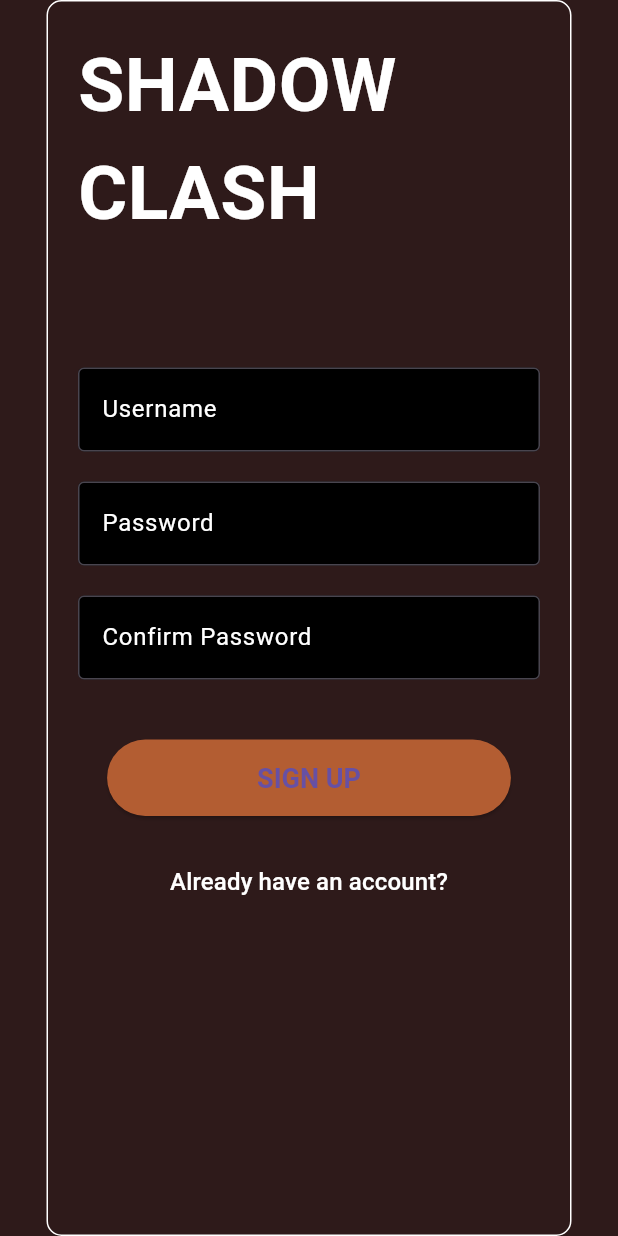
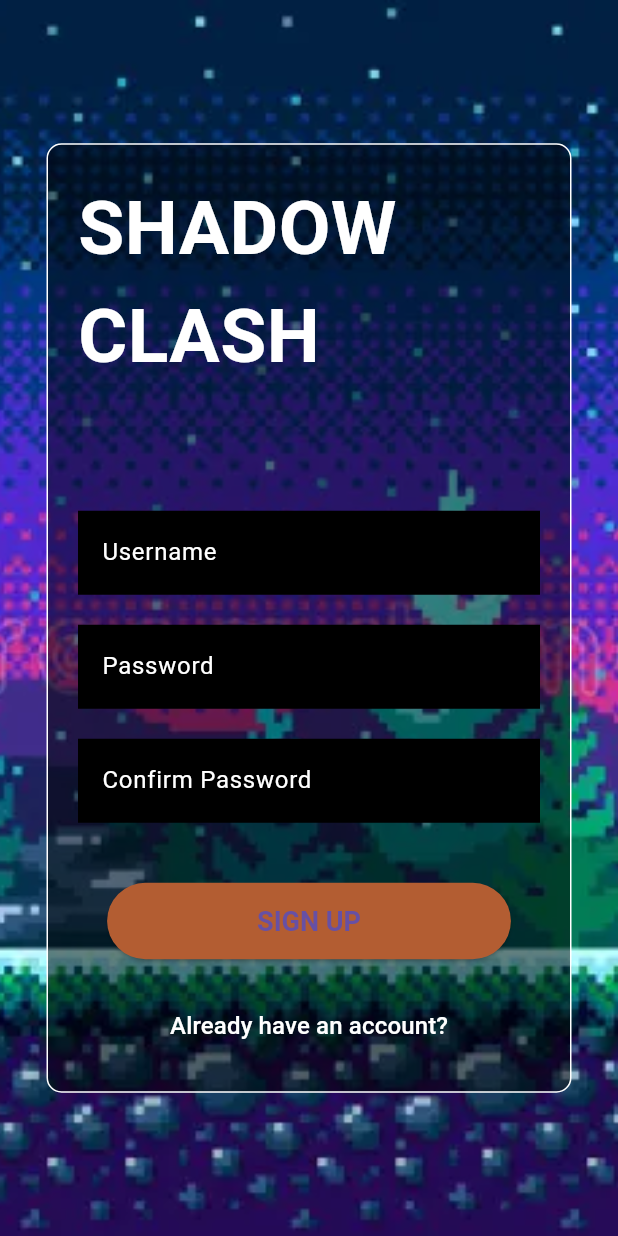
Before and after one commit to GinKun-project/Niraj-mobile-app, a Flutter app: the screen it shows after launch, after a tap on "Create an account", on a phone screen of 412 x 824 dp. Run offline on Flutter 3.47's test engine with Material 3 defaults, Android fonts, the phone set to English and light mode, and no system bars; missing offline and left inert: flame; Roboto replaces fonts that are missing (RobotoMono).

Commit message:
new commit

```diff
--- a/lib/main.dart
+++ b/lib/main.dart
@@ -1,7 +1,7 @@
 import 'package:flutter/material.dart';
 import 'package:shadow_clash/ui/login_screen.dart';
 import 'package:shadow_clash/ui/character_select_screen.dart';
-import 'package:shadow_clash/ui/sign_up_screen.dart'; // Import Character Select
+import 'package:shadow_clash/ui/sign_up_screen.dart';
 
 void main() {
   runApp(MyApp());
@@ -15,13 +15,11 @@ class MyApp extends StatelessWidget {
     return MaterialApp(
       title: 'Shadow Clash',
       theme: ThemeData(primarySwatch: Colors.red),
-      home: LoginScreen(), // Start with LoginScreen
+      initialRoute: '/login', // Define the initial route
       routes: {
         '/login': (context) => LoginScreen(),
         '/signup': (context) => SignUpScreen(),
-        '/character_select':
-            (context) =>
-                CharacterSelectScreen(), // Add route for Character Select
+        '/character_select': (context) => CharacterSelectScreen(),
       },
     );
   }
--- a/lib/ui/battle_screen.dart
+++ b/lib/ui/battle_screen.dart
@@ -146,7 +146,7 @@ class _BattleScreenState extends State<BattleScreen> {
 
   @override
   Widget build(BuildContext context) {
-    // Get the screen size to manage the game layout for landscape mode
+    // Get screen size for responsive layout
     final screenWidth = MediaQuery.of(context).size.width;
     final screenHeight = MediaQuery.of(context).size.height;
 
@@ -160,10 +160,8 @@ class _BattleScreenState extends State<BattleScreen> {
         builder: (context, constraints) {
           return Column(
             children: [
-              // Ensure the game takes full width for landscape
               Expanded(child: GameWidget(game: _game)),
-
-              // Dynamically adjusting the layout based on screen size
+              const SizedBox(height: 10),
               _buildStatusBar("Health", _game.playerHealth, Colors.green),
               const SizedBox(height: 10),
               _buildStatusBar("Energy", _game.playerEnergy, Colors.blue),
--- a/lib/ui/character_select_screen.dart
+++ b/lib/ui/character_select_screen.dart
@@ -1,10 +1,12 @@
 import 'package:flutter/material.dart';
-import 'package:shadow_clash/ui/battle_screen.dart'; // adjust path if needed
+import 'package:shadow_clash/ui/battle_screen.dart'; // Ensure this path is correct
 
 class CharacterSelectScreen extends StatelessWidget {
-  final List<String> characters = ['Warrior', 'Mage', 'Assassin', 'Tank'];
+  // Declare character list as final and const because it's static and unchanging
+  final List<String> characters = const ['Warrior', 'Mage', 'Assassin', 'Tank'];
 
-  // Removed `const` here as it contains dynamic content
+  const CharacterSelectScreen({super.key});
+
   @override
   Widget build(BuildContext context) {
     return Scaffold(
@@ -12,6 +14,8 @@ class CharacterSelectScreen extends StatelessWidget {
       appBar: AppBar(
         title: const Text('Select Your Character'),
         backgroundColor: const Color(0xFFB35D32),
+        centerTitle: true,
+        elevation: 0,
       ),
       body: Padding(
         padding: const EdgeInsets.all(16.0),
@@ -39,6 +43,13 @@ class CharacterSelectScreen extends StatelessWidget {
                   color: Colors.black87,
                   borderRadius: BorderRadius.circular(12),
                   border: Border.all(color: Colors.white),
+                  boxShadow: [
+                    BoxShadow(
+                      color: Colors.black.withOpacity(0.3),
+                      blurRadius: 6,
+                      offset: const Offset(0, 4),
+                    ),
+                  ],
                 ),
                 child: Center(
                   child: Text(
@@ -47,6 +58,7 @@ class CharacterSelectScreen extends StatelessWidget {
                       color: Colors.white,
                       fontSize: 22,
                       fontWeight: FontWeight.bold,
+                      letterSpacing: 1.2,
                     ),
                   ),
                 ),
--- a/lib/ui/login_screen.dart
+++ b/lib/ui/login_screen.dart
@@ -1,5 +1,5 @@
 import 'package:flutter/material.dart';
-import 'package:shadow_clash/ui/sign_up_screen.dart';
+import 'package:shadow_clash/ui/sign_up_screen.dart'; // Importing the sign-up screen
 
 class LoginScreen extends StatelessWidget {
   final TextEditingController usernameController = TextEditingController();
@@ -10,19 +10,32 @@ class LoginScreen extends StatelessWidget {
   @override
   Widget build(BuildContext context) {
     return Scaffold(
-      backgroundColor: Color(0xFF2E1A1A), // Dark red background color
-      body: Center(
+      body: Container(
+        decoration: BoxDecoration(
+          image: DecorationImage(
+            image: AssetImage(
+              'assets/images/pixel.webp',
+            ), // Ensure the image path is correct
+            fit: BoxFit.cover, // Ensures the image covers the screen
+          ),
+        ),
+        child: Center(
+          child: SingleChildScrollView(
+            // Ensures content is scrollable on small screens
             child: Container(
               width: 350,
               padding: const EdgeInsets.all(20),
-          // decoration: BoxDecoration(
-          //   border: Border.all(color: Colors.white),
-          //   borderRadius: BorderRadius.circular(10),
-          // ),
+              decoration: BoxDecoration(
+                border: Border.all(color: Colors.white),
+                borderRadius: BorderRadius.circular(10),
+                color: Colors.black.withOpacity(
+                  0.5,
+                ), // Semi-transparent background for form
+              ),
               child: Column(
-            mainAxisAlignment: MainAxisAlignment.start,
+                mainAxisAlignment:
+                    MainAxisAlignment.center, // Centering content
                 children: [
-              // Shadow Clash title
                   Text(
                     'SHADOW CLASH',
                     style: TextStyle(
@@ -33,6 +46,7 @@ class LoginScreen extends StatelessWidget {
                     ),
                   ),
                   SizedBox(height: 80),
+
                   // Username input field
                   TextField(
                     controller: usernameController,
@@ -42,10 +56,15 @@ class LoginScreen extends StatelessWidget {
                       labelStyle: TextStyle(color: Colors.white),
                       filled: true,
                       fillColor: Colors.black,
-                  border: OutlineInputBorder(),
+                      focusedBorder:
+                          InputBorder.none, // Remove border when focused
+                      enabledBorder:
+                          InputBorder.none, // Remove border when enabled
+                      border: InputBorder.none, // Completely remove border
                     ),
                   ),
                   SizedBox(height: 20),
+
                   // Password input field
                   TextField(
                     controller: passwordController,
@@ -56,18 +75,35 @@ class LoginScreen extends StatelessWidget {
                       labelStyle: TextStyle(color: Colors.white),
                       filled: true,
                       fillColor: Colors.black,
-                  border: OutlineInputBorder(),
+                      focusedBorder:
+                          InputBorder.none, // Remove border when focused
+                      enabledBorder:
+                          InputBorder.none, // Remove border when enabled
+                      border: InputBorder.none, // Completely remove border
                     ),
                   ),
                   SizedBox(height: 40),
+
                   // Log In button
                   ElevatedButton(
                     onPressed: () {
-                  // Handle login logic here
+                      if (usernameController.text.isEmpty ||
+                          passwordController.text.isEmpty) {
+                        // Basic validation for empty fields
+                        ScaffoldMessenger.of(context).showSnackBar(
+                          SnackBar(content: Text('Please fill in both fields')),
+                        );
+                      } else {
+                        // Handle login logic here (e.g., validate against a database)
+                        print("Logging in...");
+                      }
                     },
                     style: ElevatedButton.styleFrom(
-                  backgroundColor: Color(0xFFB35D32), // Corrected property
-                  padding: EdgeInsets.symmetric(horizontal: 100, vertical: 15),
+                      backgroundColor: Color(0xFFB35D32),
+                      padding: EdgeInsets.symmetric(
+                        horizontal: 100,
+                        vertical: 15,
+                      ),
                       textStyle: TextStyle(
                         fontSize: 18,
                         fontWeight: FontWeight.bold,
@@ -76,10 +112,10 @@ class LoginScreen extends StatelessWidget {
                     child: Text('LOG IN'),
                   ),
                   SizedBox(height: 20),
+
                   // Create an account link
                   TextButton(
                     onPressed: () {
-                  // Navigate to the Sign-Up screen
                       Navigator.push(
                         context,
                         MaterialPageRoute(builder: (context) => SignUpScreen()),
@@ -94,6 +130,8 @@ class LoginScreen extends StatelessWidget {
               ),
             ),
           ),
+        ),
+      ),
     );
   }
 }
--- a/lib/ui/sign_up_screen.dart
+++ b/lib/ui/sign_up_screen.dart
@@ -11,20 +11,31 @@ class SignUpScreen extends StatelessWidget {
   @override
   Widget build(BuildContext context) {
     return Scaffold(
-      backgroundColor: Color(0xFF2E1A1A), // Dark red background
-      body: Center(
+      body: Container(
+        decoration: BoxDecoration(
+          image: DecorationImage(
+            image: AssetImage(
+              'assets/images/pixel.webp',
+            ), // Ensure your image path is correct
+            fit: BoxFit.cover, // Ensures the image covers the screen
+          ),
+        ),
+        child: Center(
+          child: SingleChildScrollView(
             child: Container(
               width: 350,
               padding: const EdgeInsets.all(20),
               decoration: BoxDecoration(
                 border: Border.all(color: Colors.white),
                 borderRadius: BorderRadius.circular(10),
+                color: Colors.black.withOpacity(
+                  0.5,
+                ), // Semi-transparent background for form
               ),
               child: Column(
-            mainAxisAlignment: MainAxisAlignment.start,
+                mainAxisAlignment: MainAxisAlignment.center,
                 children: [
-              // Shadow Clash title
-              Text(
+                  const Text(
                     'SHADOW CLASH',
                     style: TextStyle(
                       fontSize: 50,
@@ -33,71 +44,110 @@ class SignUpScreen extends StatelessWidget {
                       fontFamily: 'RobotoMono', // Pixel style font
                     ),
                   ),
-              SizedBox(height: 80),
+                  const SizedBox(height: 80),
+
                   // Username input field
                   TextField(
                     controller: usernameController,
-                style: TextStyle(color: Colors.white),
-                decoration: InputDecoration(
+                    style: const TextStyle(color: Colors.white),
+                    decoration: const InputDecoration(
                       labelText: 'Username',
                       labelStyle: TextStyle(color: Colors.white),
                       filled: true,
                       fillColor: Colors.black,
-                  border: OutlineInputBorder(),
+                      focusedBorder:
+                          InputBorder.none, // Remove border when focused
+                      enabledBorder:
+                          InputBorder.none, // Remove border when enabled
+                      border: InputBorder.none, // Completely remove border
                     ),
                   ),
-              SizedBox(height: 20),
+                  const SizedBox(height: 20),
+
                   // Password input field
                   TextField(
                     controller: passwordController,
                     obscureText: true,
-                style: TextStyle(color: Colors.white),
-                decoration: InputDecoration(
+                    style: const TextStyle(color: Colors.white),
+                    decoration: const InputDecoration(
                       labelText: 'Password',
                       labelStyle: TextStyle(color: Colors.white),
                       filled: true,
                       fillColor: Colors.black,
-                  border: OutlineInputBorder(),
+                      focusedBorder:
+                          InputBorder.none, // Remove border when focused
+                      enabledBorder:
+                          InputBorder.none, // Remove border when enabled
+                      border: InputBorder.none, // Completely remove border
                     ),
                   ),
-              SizedBox(height: 20),
+                  const SizedBox(height: 20),
+
                   // Confirm Password input field
                   TextField(
                     controller: confirmPasswordController,
                     obscureText: true,
-                style: TextStyle(color: Colors.white),
-                decoration: InputDecoration(
+                    style: const TextStyle(color: Colors.white),
+                    decoration: const InputDecoration(
                       labelText: 'Confirm Password',
                       labelStyle: TextStyle(color: Colors.white),
                       filled: true,
                       fillColor: Colors.black,
-                  border: OutlineInputBorder(),
+                      focusedBorder:
+                          InputBorder.none, // Remove border when focused
+                      enabledBorder:
+                          InputBorder.none, // Remove border when enabled
+                      border: InputBorder.none, // Completely remove border
                     ),
                   ),
-              SizedBox(height: 40),
-              // Sign Up button
+                  const SizedBox(height: 40),
+
+                  // Sign Up button with validation logic
                   ElevatedButton(
                     onPressed: () {
-                  // Handle sign-up logic here
+                      if (usernameController.text.isEmpty ||
+                          passwordController.text.isEmpty ||
+                          confirmPasswordController.text.isEmpty) {
+                        // Show an error SnackBar if fields are empty
+                        ScaffoldMessenger.of(context).showSnackBar(
+                          const SnackBar(
+                            content: Text('Please fill in all fields'),
+                          ),
+                        );
+                      } else if (passwordController.text !=
+                          confirmPasswordController.text) {
+                        // Show an error SnackBar if passwords don't match
+                        ScaffoldMessenger.of(context).showSnackBar(
+                          const SnackBar(
+                            content: Text('Passwords do not match'),
+                          ),
+                        );
+                      } else {
+                        print("Signing up...");
+                        // Navigate back to Login screen after successful signup
+                        Navigator.pop(context);
+                      }
                     },
                     style: ElevatedButton.styleFrom(
-                  backgroundColor: Color(0xFFB35D32), // Corrected property
-                  padding: EdgeInsets.symmetric(horizontal: 100, vertical: 15),
-                  textStyle: TextStyle(
+                      backgroundColor: const Color(0xFFB35D32),
+                      padding: const EdgeInsets.symmetric(
+                        horizontal: 100,
+                        vertical: 15,
+                      ),
+                      textStyle: const TextStyle(
                         fontSize: 18,
                         fontWeight: FontWeight.bold,
                       ),
                     ),
-                child: Text('SIGN UP'),
+                    child: const Text('SIGN UP'),
                   ),
-              SizedBox(height: 20),
-              // Already have an account link
+                  const SizedBox(height: 20),
+
                   TextButton(
                     onPressed: () {
-                  // Navigate back to the Login screen
-                  Navigator.pop(context);
+                      Navigator.pop(context); // Navigate back to Login screen
                     },
-                child: Text(
+                    child: const Text(
                       'Already have an account?',
                       style: TextStyle(color: Colors.white, fontSize: 16),
                     ),
@@ -106,6 +156,8 @@ class SignUpScreen extends StatelessWidget {
               ),
             ),
           ),
+        ),
+      ),
     );
   }
 }
```
Also changed, not shown: pubspec.yaml (+4 -4 lines), assets/images/pixel.webp (added). Lines whose indentation alone changed are shown as unchanged.
